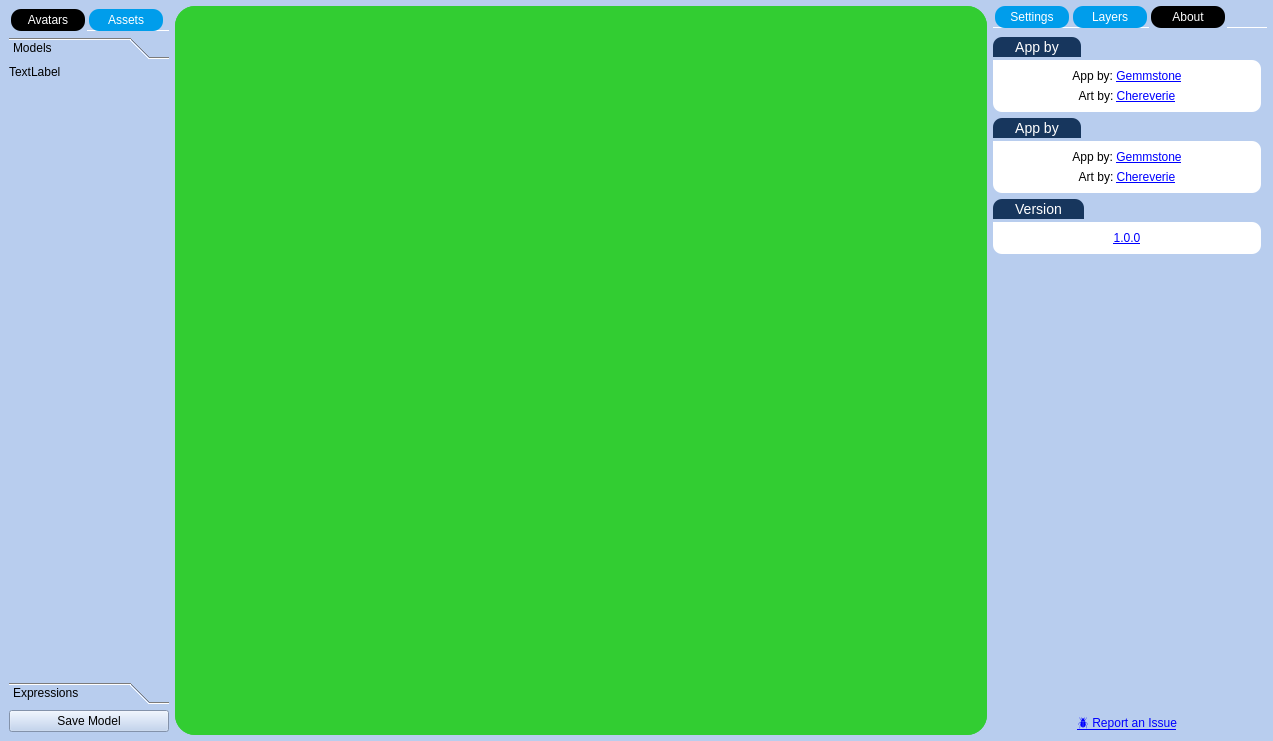
Old version of the form UI/main.ui in the repository Gemmstone/PyNGtuber.
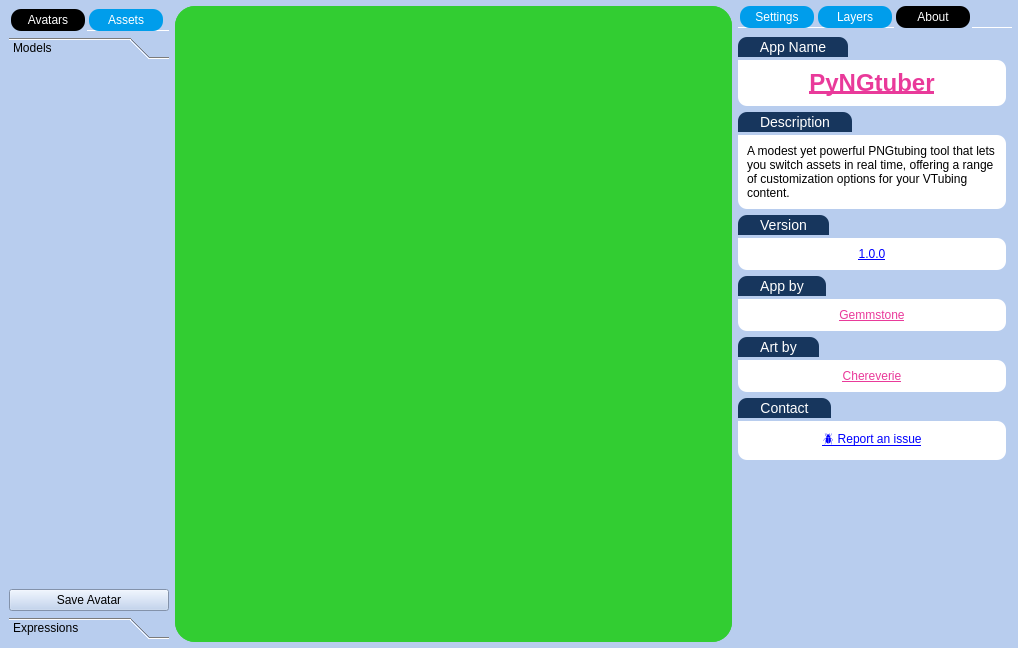
New version of the form. The open tabs and pages were chosen to show the change. Icons and pictures are not drawn.

Commit message: added avatar and expression selection

What changed in the file:
```diff
--- a/UI/main.ui
+++ b/UI/main.ui
@@ -6,8 +6,8 @@
    <rect>
     <x>0</x>
     <y>0</y>
-    <width>1273</width>
-    <height>741</height>
+    <width>1018</width>
+    <height>648</height>
    </rect>
   </property>
   <property name="windowTitle">
@@ -279,7 +279,7 @@
                    <x>0</x>
                    <y>0</y>
                    <width>208</width>
-                   <height>579</height>
+                   <height>533</height>
                   </rect>
                  </property>
                  <attribute name="icon">
@@ -322,7 +322,7 @@
                        <x>0</x>
                        <y>0</y>
                        <width>208</width>
-                       <height>579</height>
+                       <height>486</height>
                       </rect>
                      </property>
                      <layout class="QVBoxLayout" name="verticalLayout_30">
@@ -359,13 +359,6 @@
                          <property name="bottomMargin">
                           <number>0</number>
                          </property>
-                         <item>
-                          <widget class="QLabel" name="label">
-                           <property name="text">
-                            <string>TextLabel</string>
-                           </property>
-                          </widget>
-                         </item>
                         </layout>
                        </widget>
                       </item>
@@ -386,6 +379,26 @@
                     </widget>
                    </widget>
                   </item>
+                  <item>
+                   <widget class="QPushButton" name="saveAvatar">
+                    <property name="cursor">
+                     <cursorShape>PointingHandCursor</cursorShape>
+                    </property>
+                    <property name="text">
+                     <string>Save Avatar</string>
+                    </property>
+                    <property name="icon">
+                     <iconset>
+                      <normaloff>../Icons/allowed-mobile-ui-svgrepo-com.svg</normaloff>../Icons/allowed-mobile-ui-svgrepo-com.svg</iconset>
+                    </property>
+                    <property name="iconSize">
+                     <size>
+                      <width>25</width>
+                      <height>25</height>
+                     </size>
+                    </property>
+                   </widget>
+                  </item>
                  </layout>
                 </widget>
                 <widget class="QWidget" name="page_2">
@@ -474,13 +487,6 @@
                          <property name="bottomMargin">
                           <number>0</number>
                          </property>
-                         <item>
-                          <widget class="QLabel" name="label_3">
-                           <property name="text">
-                            <string>TextLabel</string>
-                           </property>
-                          </widget>
-                         </item>
                         </layout>
                        </widget>
                       </item>
@@ -651,26 +657,6 @@
             </widget>
            </widget>
           </item>
-          <item>
-           <widget class="QPushButton" name="save">
-            <property name="cursor">
-             <cursorShape>PointingHandCursor</cursorShape>
-            </property>
-            <property name="text">
-             <string>Save Model</string>
-            </property>
-            <property name="icon">
-             <iconset>
-              <normaloff>../Icons/allowed-mobile-ui-svgrepo-com.svg</normaloff>../Icons/allowed-mobile-ui-svgrepo-com.svg</iconset>
-            </property>
-            <property name="iconSize">
-             <size>
-              <width>25</width>
-              <height>25</height>
-             </size>
-            </property>
-           </widget>
-          </item>
          </layout>
         </widget>
        </item>
@@ -2336,6 +2322,153 @@
                  <property name="bottomMargin">
                   <number>0</number>
                  </property>
+                 <item>
+                  <widget class="QGroupBox" name="groupBox_16">
+                   <property name="styleSheet">
+                    <string notr="true"/>
+                   </property>
+                   <property name="title">
+                    <string>App Name</string>
+                   </property>
+                   <layout class="QVBoxLayout" name="verticalLayout_42">
+                    <property name="leftMargin">
+                     <number>0</number>
+                    </property>
+                    <property name="topMargin">
+                     <number>23</number>
+                    </property>
+                    <property name="rightMargin">
+                     <number>0</number>
+                    </property>
+                    <property name="bottomMargin">
+                     <number>0</number>
+                    </property>
+                    <item>
+                     <widget class="QFrame" name="frame_16">
+                      <property name="frameShape">
+                       <enum>QFrame::StyledPanel</enum>
+                      </property>
+                      <property name="frameShadow">
+                       <enum>QFrame::Raised</enum>
+                      </property>
+                      <layout class="QVBoxLayout" name="verticalLayout_43">
+                       <item>
+                        <widget class="QLabel" name="label_12">
+                         <property name="text">
+                          <string>&lt;html&gt;&lt;head/&gt;&lt;body&gt;&lt;p&gt;&lt;a href=&quot;https://github.com/Gemmstone/PyNGtuber&quot;&gt;&lt;span style=&quot; font-size:18pt; font-weight:600; text-decoration: underline; color:#e93a9a;&quot;&gt;PyNGtuber&lt;/span&gt;&lt;/a&gt;&lt;/p&gt;&lt;/body&gt;&lt;/html&gt;</string>
+                         </property>
+                         <property name="alignment">
+                          <set>Qt::AlignCenter</set>
+                         </property>
+                         <property name="openExternalLinks">
+                          <bool>true</bool>
+                         </property>
+                        </widget>
+                       </item>
+                      </layout>
+                     </widget>
+                    </item>
+                   </layout>
+                  </widget>
+                 </item>
+                 <item>
+                  <widget class="QGroupBox" name="groupBox_17">
+                   <property name="styleSheet">
+                    <string notr="true"/>
+                   </property>
+                   <property name="title">
+                    <string>Description</string>
+                   </property>
+                   <layout class="QVBoxLayout" name="verticalLayout_44">
+                    <property name="leftMargin">
+                     <number>0</number>
+                    </property>
+                    <property name="topMargin">
+                     <number>23</number>
+                    </property>
+                    <property name="rightMargin">
+                     <number>0</number>
+                    </property>
+                    <property name="bottomMargin">
+                     <number>0</number>
+                    </property>
+                    <item>
+                     <widget class="QFrame" name="frame_17">
+                      <property name="frameShape">
+                       <enum>QFrame::StyledPanel</enum>
+                      </property>
+                      <property name="frameShadow">
+                       <enum>QFrame::Raised</enum>
+                      </property>
+                      <layout class="QVBoxLayout" name="verticalLayout_45">
+                       <item>
+                        <widget class="QLabel" name="label_3">
+                         <property name="text">
+                          <string>A modest yet powerful PNGtubing tool that lets you switch assets in real time, offering a range of customization options for your VTubing content.</string>
+                         </property>
+                         <property name="alignment">
+                          <set>Qt::AlignLeading|Qt::AlignLeft|Qt::AlignVCenter</set>
+                         </property>
+                         <property name="wordWrap">
+                          <bool>true</bool>
+                         </property>
+                        </widget>
+                       </item>
+                      </layout>
+                     </widget>
+                    </item>
+                   </layout>
+                  </widget>
+                 </item>
+                 <item>
+                  <widget class="QGroupBox" name="groupBox_13">
+                   <property name="styleSheet">
+                    <string notr="true"/>
+                   </property>
+                   <property name="title">
+                    <string>Version</string>
+                   </property>
+                   <layout class="QVBoxLayout" name="verticalLayout_23">
+                    <property name="leftMargin">
+                     <number>0</number>
+                    </property>
+                    <property name="topMargin">
+                     <number>23</number>
+                    </property>
+                    <property name="rightMargin">
+                     <number>0</number>
+                    </property>
+                    <property name="bottomMargin">
+                     <number>0</number>
+                    </property>
+                    <item>
+                     <widget class="QFrame" name="frame">
+                      <property name="frameShape">
+                       <enum>QFrame::StyledPanel</enum>
+                      </property>
+                      <property name="frameShadow">
+                       <enum>QFrame::Raised</enum>
+                      </property>
+                      <layout class="QVBoxLayout" name="verticalLayout_26">
+                       <item>
+                        <widget class="QLabel" name="label_7">
+                         <property name="text">
+                          <string>&lt;a href=&quot;https://github.com/Gemmstone/PyNGtuber&quot;&gt;1.0.0&lt;/a&gt;</string>
+                         </property>
+                         <property name="alignment">
+                          <set>Qt::AlignCenter</set>
+                         </property>
+                         <property name="openExternalLinks">
+                          <bool>true</bool>
+                         </property>
+                        </widget>
+                       </item>
+                      </layout>
+                     </widget>
+                    </item>
+                   </layout>
+                  </widget>
+                 </item>
                  <item>
                   <widget class="QGroupBox" name="groupBox_9">
                    <property name="styleSheet">
@@ -2372,20 +2505,7 @@
                           <string notr="true"/>
                          </property>
                          <property name="text">
-                          <string>App by: &lt;a href=&quot;https://gemmstone.carrd.co/&quot;&gt;Gemmstone&lt;/a&gt;</string>
-                         </property>
-                         <property name="alignment">
-                          <set>Qt::AlignCenter</set>
-                         </property>
-                         <property name="openExternalLinks">
-                          <bool>true</bool>
-                         </property>
-                        </widget>
-                       </item>
-                       <item>
-                        <widget class="QLabel" name="label_6">
-                         <property name="text">
-                          <string>Art by: &lt;a href=&quot;https://chereverie.art/&quot;&gt;Chereverie&lt;/a&gt;</string>
+                          <string>&lt;html&gt;&lt;head/&gt;&lt;body&gt;&lt;p&gt;&lt;a href=&quot;https://gemmstone.carrd.co/&quot;&gt;&lt;span style=&quot; text-decoration: underline; color:#e93a9a;&quot;&gt;Gemmstone&lt;/span&gt;&lt;/a&gt;&lt;/p&gt;&lt;/body&gt;&lt;/html&gt;</string>
                          </property>
                          <property name="alignment">
                           <set>Qt::AlignCenter</set>
@@ -2407,7 +2527,7 @@
                     <string notr="true"/>
                    </property>
                    <property name="title">
-                    <string>App by</string>
+                    <string>Art by</string>
                    </property>
                    <layout class="QVBoxLayout" name="verticalLayout_40">
                     <property name="leftMargin">
@@ -2431,26 +2551,10 @@
                        <enum>QFrame::Raised</enum>
                       </property>
                       <layout class="QVBoxLayout" name="verticalLayout_41">
-                       <item>
-                        <widget class="QLabel" name="label_9">
-                         <property name="styleSheet">
-                          <string notr="true"/>
-                         </property>
-                         <property name="text">
-                          <string>App by: &lt;a href=&quot;https://gemmstone.carrd.co/&quot;&gt;Gemmstone&lt;/a&gt;</string>
-                         </property>
-                         <property name="alignment">
-                          <set>Qt::AlignCenter</set>
-                         </property>
-                         <property name="openExternalLinks">
-                          <bool>true</bool>
-                         </property>
-                        </widget>
-                       </item>
                        <item>
                         <widget class="QLabel" name="label_10">
                          <property name="text">
-                          <string>Art by: &lt;a href=&quot;https://chereverie.art/&quot;&gt;Chereverie&lt;/a&gt;</string>
+                          <string>&lt;html&gt;&lt;head/&gt;&lt;body&gt;&lt;p&gt;&lt;a href=&quot;https://chereverie.art/&quot;&gt;&lt;span style=&quot; text-decoration: underline; color:#e93a9a;&quot;&gt;Chereverie&lt;/span&gt;&lt;/a&gt;&lt;/p&gt;&lt;/body&gt;&lt;/html&gt;</string>
                          </property>
                          <property name="alignment">
                           <set>Qt::AlignCenter</set>
@@ -2467,14 +2571,14 @@
                   </widget>
                  </item>
                  <item>
-                  <widget class="QGroupBox" name="groupBox_13">
+                  <widget class="QGroupBox" name="groupBox_18">
                    <property name="styleSheet">
                     <string notr="true"/>
                    </property>
                    <property name="title">
-                    <string>Version</string>
+                    <string>Contact</string>
                    </property>
-                   <layout class="QVBoxLayout" name="verticalLayout_23">
+                   <layout class="QVBoxLayout" name="verticalLayout_46">
                     <property name="leftMargin">
                      <number>0</number>
                     </property>
@@ -2488,18 +2592,21 @@
                      <number>0</number>
                     </property>
                     <item>
-                     <widget class="QFrame" name="frame">
+                     <widget class="QFrame" name="frame_18">
                       <property name="frameShape">
                        <enum>QFrame::StyledPanel</enum>
                       </property>
                       <property name="frameShadow">
                        <enum>QFrame::Raised</enum>
                       </property>
-                      <layout class="QVBoxLayout" name="verticalLayout_26">
+                      <layout class="QVBoxLayout" name="verticalLayout_47">
                        <item>
-                        <widget class="QLabel" name="label_7">
+                        <widget class="QLabel" name="label_11">
+                         <property name="styleSheet">
+                          <string notr="true">background-color: rgba(255, 255, 255, 0);</string>
+                         </property>
                          <property name="text">
-                          <string>&lt;a href=&quot;https://github.com/Gemmstone/PyNGtuber&quot;&gt;1.0.0&lt;/a&gt;</string>
+                          <string>&lt;a href=&quot;https://github.com/Gemmstone/PyNGtuber/issues&quot;&gt;🪲 Report an issue&lt;/a&gt;</string>
                          </property>
                          <property name="alignment">
                           <set>Qt::AlignCenter</set>
@@ -2531,22 +2638,6 @@
                 </property>
                </spacer>
               </item>
-              <item>
-               <widget class="QLabel" name="label_11">
-                <property name="styleSheet">
-                 <string notr="true">background-color: rgba(255, 255, 255, 0);</string>
-                </property>
-                <property name="text">
-                 <string>&lt;a href=&quot;https://github.com/Gemmstone/PyNGtuber/issues&quot;&gt;🪲 Report an Issue&lt;/a&gt;</string>
-                </property>
-                <property name="alignment">
-                 <set>Qt::AlignCenter</set>
-                </property>
-                <property name="openExternalLinks">
-                 <bool>true</bool>
-                </property>
-               </widget>
-              </item>
              </layout>
             </widget>
            </widget>
```
Left out of the diff: 42 changed lines with no effect on the pictures. The commit also changes 51 other files.
